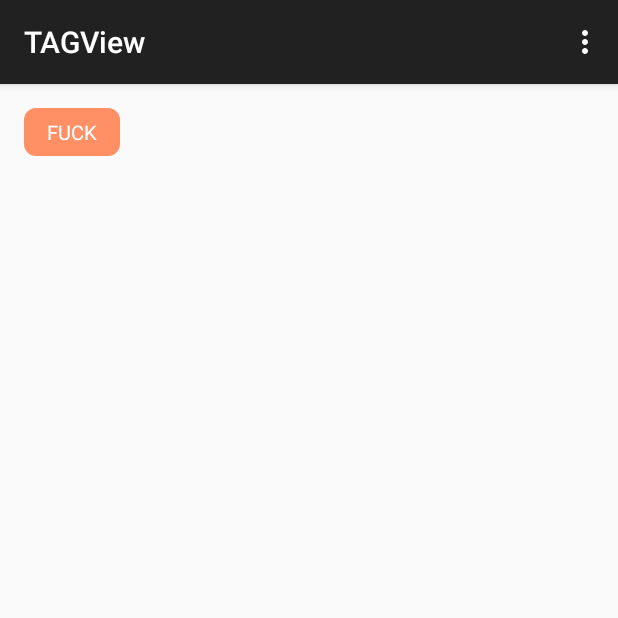
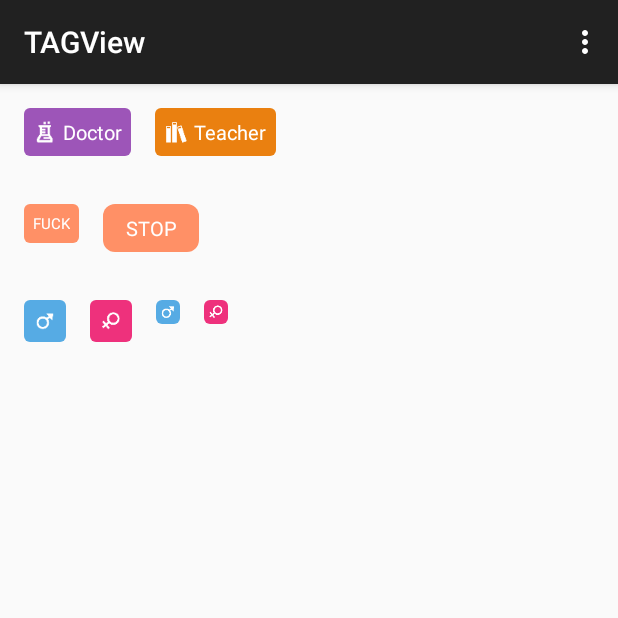
Before and after one commit to Jude95/TAGView, an Android app: the screen it shows after launch (MainActivity), on a phone screen of 412 x 824 dp, the top half of it. Run offline under Robolectric (Android 15) with nearby library versions, the phone set to English and light mode, and no system bars.

Commit message:
修改部分bug。增加几个功能

```diff
--- a/demo/src/main/res/layout/activity_main.xml
+++ b/demo/src/main/res/layout/activity_main.xml
@@ -2,18 +2,86 @@
     xmlns:tools="http://schemas.android.com/tools"
     android:layout_width="match_parent"
     android:layout_height="match_parent"
+    android:orientation="vertical"
     xmlns:app="http://schemas.android.com/apk/res-auto"
-    android:paddingLeft="@dimen/activity_horizontal_margin"
-    android:paddingRight="@dimen/activity_horizontal_margin"
-    android:paddingTop="@dimen/activity_vertical_margin"
-    android:paddingBottom="@dimen/activity_vertical_margin"
     tools:context=".MainActivity">
+    <LinearLayout
+        android:layout_width="match_parent"
+        android:layout_height="wrap_content"
+        android:layout_margin="16dp">
+        <com.jude.tagview.TAGView
+            android:layout_width="wrap_content"
+            android:layout_height="32dp"
+            app:tag_icon="@drawable/ic_doctor"
+            app:tag_color="#9d55b8"
+            app:tag_text="Doctor"
+            app:tag_radius="4dp"/>
+        <com.jude.tagview.TAGView
+            android:layout_marginLeft="16dp"
+            android:layout_width="wrap_content"
+            android:layout_height="32dp"
+            app:tag_icon="@drawable/ic_teacher"
+            app:tag_color="#ea8010"
+            app:tag_text="Teacher"
+            app:tag_radius="4dp"/>
+    </LinearLayout>
+    <LinearLayout
+        android:layout_width="match_parent"
+        android:layout_height="wrap_content"
+        android:layout_margin="16dp">
 
-    <com.jude.tagview.TAGView
-        android:layout_width="64dp"
-        android:layout_height="32dp"
-        app:tag_color="#ff9066"
-        app:tag_text="FUCK"
-        app:tag_radius="8dp"/>
+        <com.jude.tagview.TAGView
+            android:layout_width="wrap_content"
+            android:layout_height="wrap_content"
+            app:tag_text_size="10sp"
+            app:tag_color="#ff9066"
+            app:tag_text="FUCK"
+            app:tag_radius="4dp"/>
+
+        <com.jude.tagview.TAGView
+            android:layout_width="64dp"
+            android:layout_height="32dp"
+            android:layout_marginLeft="16dp"
+            app:tag_color="#ff9066"
+            app:tag_text="STOP"
+            app:tag_radius="8dp"/>
+    </LinearLayout>
+
+    <LinearLayout
+        android:layout_width="match_parent"
+        android:layout_height="wrap_content"
+        android:layout_margin="16dp">
+
+        <com.jude.tagview.TAGView
+            android:layout_width="wrap_content"
+            android:layout_height="wrap_content"
+            app:tag_color="#56abe4"
+            app:tag_radius="4dp"
+            app:tag_icon="@drawable/ic_male"/>
+        <com.jude.tagview.TAGView
+            android:layout_width="wrap_content"
+            android:layout_height="wrap_content"
+            android:layout_marginLeft="16dp"
+            app:tag_color="#ee317c"
+            app:tag_icon="@drawable/ic_female"
+            app:tag_radius="4dp"/>
+
+        <com.jude.tagview.TAGView
+            android:layout_width="16dp"
+            android:layout_height="16dp"
+            android:layout_marginLeft="16dp"
+            app:tag_padding="0dp"
+            app:tag_color="#56abe4"
+            app:tag_radius="4dp"
+            app:tag_icon="@drawable/ic_male"/>
+        <com.jude.tagview.TAGView
+            android:layout_width="16dp"
+            android:layout_height="16dp"
+            android:layout_marginLeft="16dp"
+            app:tag_padding="0dp"
+            app:tag_color="#ee317c"
+            app:tag_icon="@drawable/ic_female"
+            app:tag_radius="4dp"/>
+    </LinearLayout>
 
 </LinearLayout>
--- a/tagview/src/main/java/com/jude/tagview/TAGView.java
+++ b/tagview/src/main/java/com/jude/tagview/TAGView.java
@@ -7,6 +7,7 @@ import android.graphics.Color;
 import android.graphics.Paint;
 import android.graphics.RectF;
 import android.util.AttributeSet;
+import android.util.TypedValue;
 import android.view.LayoutInflater;
 import android.widget.FrameLayout;
 import android.widget.ImageView;
@@ -52,16 +53,35 @@ public class TAGView extends FrameLayout {
         try {
             setIcon(a.getResourceId(R.styleable.TAGView_tag_icon, 0));
             setText(a.getString(R.styleable.TAGView_tag_text));
-            setTextColor(a.getColor(R.styleable.TAGView_tag_text_color,Color.WHITE));
+            setTextColor(a.getColor(R.styleable.TAGView_tag_text_color, Color.WHITE));
             mPaint.setColor(a.getColor(R.styleable.TAGView_tag_color, Color.RED));
             radius = a.getDimension(R.styleable.TAGView_tag_radius, dip2px(getContext(),2));
+            int padding = (int) a.getDimension(R.styleable.TAGView_tag_padding, dip2px(getContext(), 4));
+            mContainer.setPadding(padding, padding, padding, padding);
+
+            int textSize = (int) a.getDimensionPixelSize(R.styleable.TAGView_tag_text_size, dip2px(getContext(), 13));
+            mTextView.setTextSize(TypedValue.COMPLEX_UNIT_PX,textSize);
         }finally {
             a.recycle();
         }
     }
 
+    public void setTextSize(int sp){
+        mTextView.setTextSize(sp);
+    }
+
+    public void setPadding(int padding){
+        mContainer.setPadding(padding,padding,padding,padding);
+    }
+
     public void setText(String text){
-        mTextView.setText(text);
+        if (text==null||text.isEmpty()){
+            mTextView.setVisibility(GONE);
+        }
+        else{
+            mTextView.setVisibility(VISIBLE);
+            mTextView.setText(text);
+        }
     }
     public void setTextColor(int color){
         mTextView.setTextColor(color);
@@ -89,6 +109,7 @@ public class TAGView extends FrameLayout {
         super.draw(canvas);
     }
 
+
     /**
      * 根据手机的分辨率从 dp 的单位 转成为 px(像素)
      */
--- a/tagview/src/main/res/layout/view_tag.xml
+++ b/tagview/src/main/res/layout/view_tag.xml
@@ -3,26 +3,28 @@
     xmlns:tool="http://schemas.android.com/tools"
     android:orientation="horizontal"
     android:layout_width="match_parent"
-    android:layout_height="match_parent">
+    android:layout_height="match_parent"
+    android:gravity="center"
+    android:padding="2dp">
 
     <ImageView
         android:id="@+id/icon"
-        android:layout_width="16dp"
+        android:layout_width="wrap_content"
+        android:maxWidth="16dp"
+        android:layout_margin="2dp"
         android:layout_height="match_parent"
         android:adjustViewBounds="true"
         android:scaleType="centerInside"
-        android:layout_marginLeft="4dp"
         />
     <TextView
         android:id="@+id/text"
         android:layout_width="match_parent"
-        android:layout_height="match_parent"
+        android:layout_height="wrap_content"
         android:gravity="center"
         tool:text="大三"
+        android:layout_margin="2dp"
         android:textSize="13sp"
         android:textColor="@android:color/white"
-        android:layout_marginLeft="4dp"
-        android:layout_marginRight="4dp"
         />
 
 </LinearLayout>
--- a/tagview/src/main/res/values/attrs.xml
+++ b/tagview/src/main/res/values/attrs.xml
@@ -4,8 +4,10 @@
         <attr name="tag_icon" format="reference"/>
         <attr name="tag_text" format="string"/>
         <attr name="tag_text_color" format="color"/>
+        <attr name="tag_text_size" format="dimension"/>
         <attr name="tag_color" format="color"/>
         <attr name="tag_radius" format="dimension"/>
+        <attr name="tag_padding" format="dimension"/>
     </declare-styleable>
 
 </resources>
```
Also changed, not shown: demo/src/main/res/drawable-xxhdpi/ic_doctor.png (added), demo/src/main/res/drawable-xxhdpi/ic_female.png (added), demo/src/main/res/drawable-xxhdpi/ic_male.png (added), demo/src/main/res/drawable-xxhdpi/ic_teacher.png (added).
